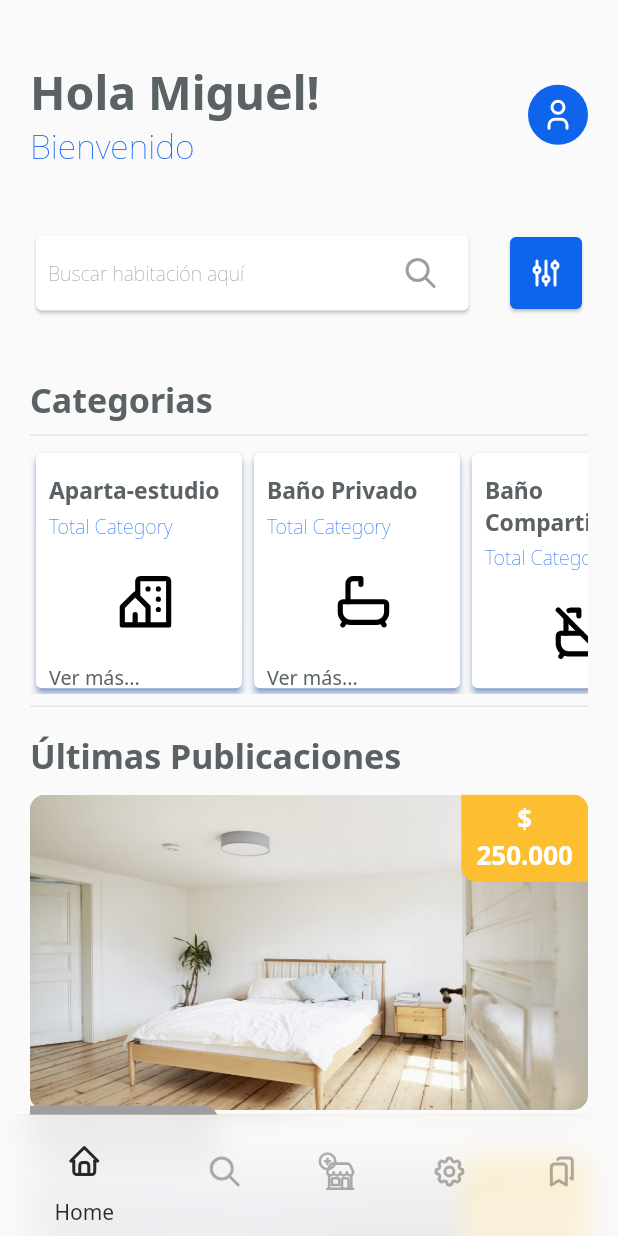
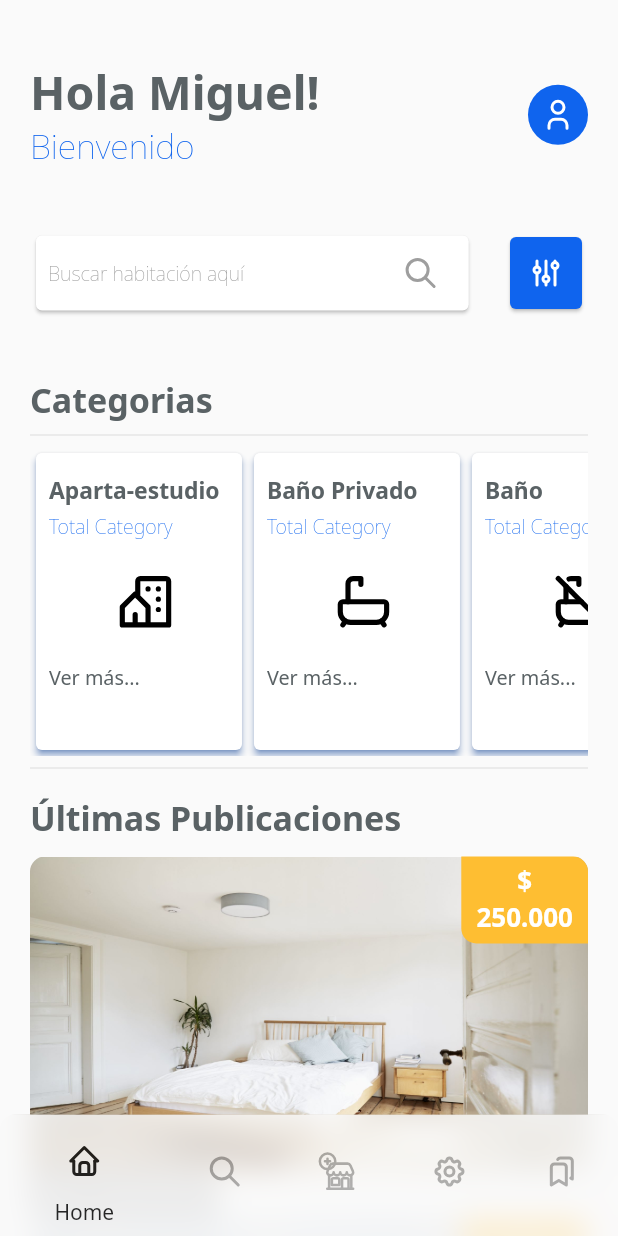
Before and after one commit to MiguelOquendoRincon/UISHouse_app, a Flutter app: the screen it shows after launch, on a phone screen of 412 x 824 dp. Run offline on Flutter 3.47's test engine with Material 2 defaults, Android fonts, the light colour scheme and no system bars; our stand-ins replace flutter_svg, google_fonts.

Commit message:
Changes to update Flutter version

```diff
--- a/lib/app/presentation/views/home/categories_home_view.dart
+++ b/lib/app/presentation/views/home/categories_home_view.dart
@@ -24,7 +24,7 @@ class CategoriesHome extends StatelessWidget {
         const Divider(),
 
         SizedBox(
-          height: ScreenSize.heightMultiplier * 20.0,
+          height: ScreenSize.heightMultiplier * 25.0,
           child: ListView.builder(
             shrinkWrap: true,
             scrollDirection: Axis.horizontal,
@@ -45,6 +45,7 @@ class CategoriesHome extends StatelessWidget {
                           padding: EdgeInsets.only(top: ScreenSize.heightMultiplier * 1.8, bottom: ScreenSize.heightMultiplier * 0.50, right: ScreenSize.widthMultiplier * 2.1),
                           child: Text(
                             categorys[index],
+                            maxLines: 1,
                             style: Theme.of(context).textTheme.bodyText2!.copyWith(
                               fontSize: ScreenSize.widthMultiplier * 3.7,
                               fontWeight: FontWeight.bold
--- a/lib/app/presentation/views/index_page.dart
+++ b/lib/app/presentation/views/index_page.dart
@@ -2,7 +2,7 @@ import 'package:flutter/material.dart';
 import 'package:uis_house/app/presentation/views/home/categories_home_view.dart';
 import 'package:uis_house/app/presentation/views/home/home_view.dart';
 import 'package:uis_house/app/presentation/views/home/lastest_post_view.dart';
-import 'package:uis_house/app/presentation/views/home/search_bar_view.dart';
+import 'package:uis_house/app/presentation/views/home/search_bar_view.dart' as searchWidget;
 import 'package:uis_house/app/presentation/widgets/categories_list.dart';
 import 'package:uis_house/app/presentation/widgets/top_screen.dart';
 
@@ -26,11 +26,11 @@ class IndexPageView extends StatelessWidget {
 
   @override
   Widget build(BuildContext context) {
-    Widget homeScreens =  Column(
-      children: const [
+    Widget homeScreens = const Column(
+      children: [
         TopWelcome(),
         SizedBox(height: 40.0),
-        SearchBar(),
+        searchWidget.SearchBar(),
         SizedBox(height: 40.0),
         CategoriesHome(),
         SizedBox(height: 10.0),
--- a/pubspec.yaml
+++ b/pubspec.yaml
@@ -35,7 +35,7 @@ dependencies:
   # Use with the CupertinoIcons class for iOS style icons.
   cupertino_icons: ^1.0.2
   flutter_native_splash: ^2.2.8
-  google_fonts: ^3.0.1
+  google_fonts: ^5.1.0
   flutter_svg: ^1.1.4
 
 dev_dependencies:
```
Also changed, not shown: pubspec.lock, 2 other files.
